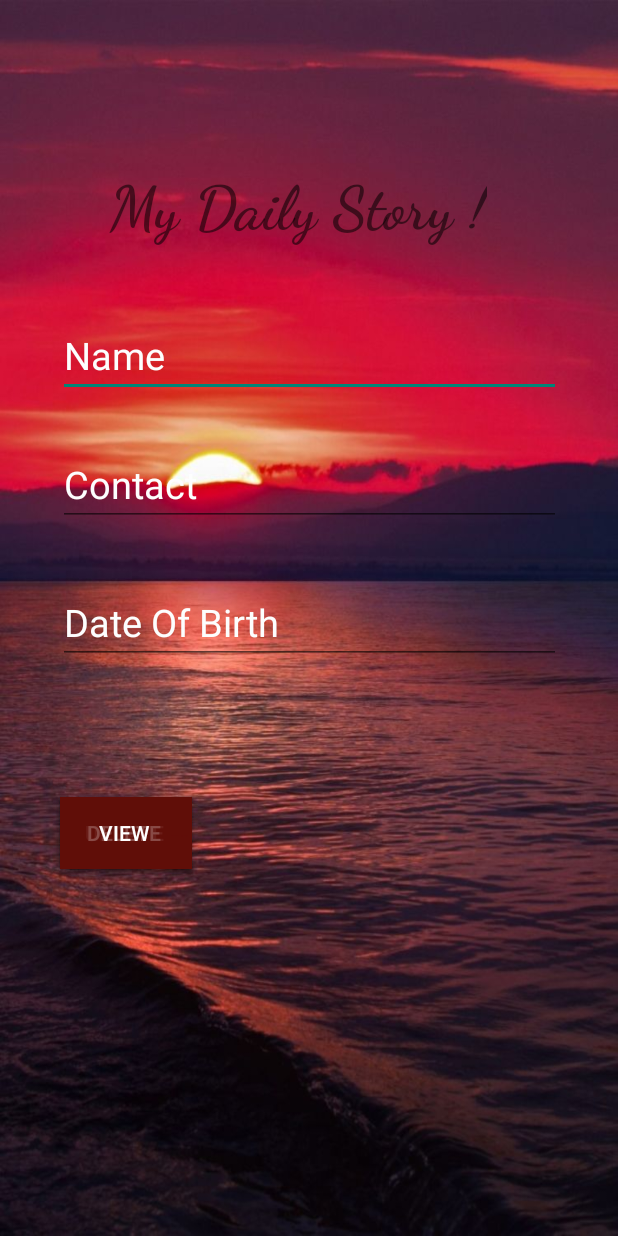
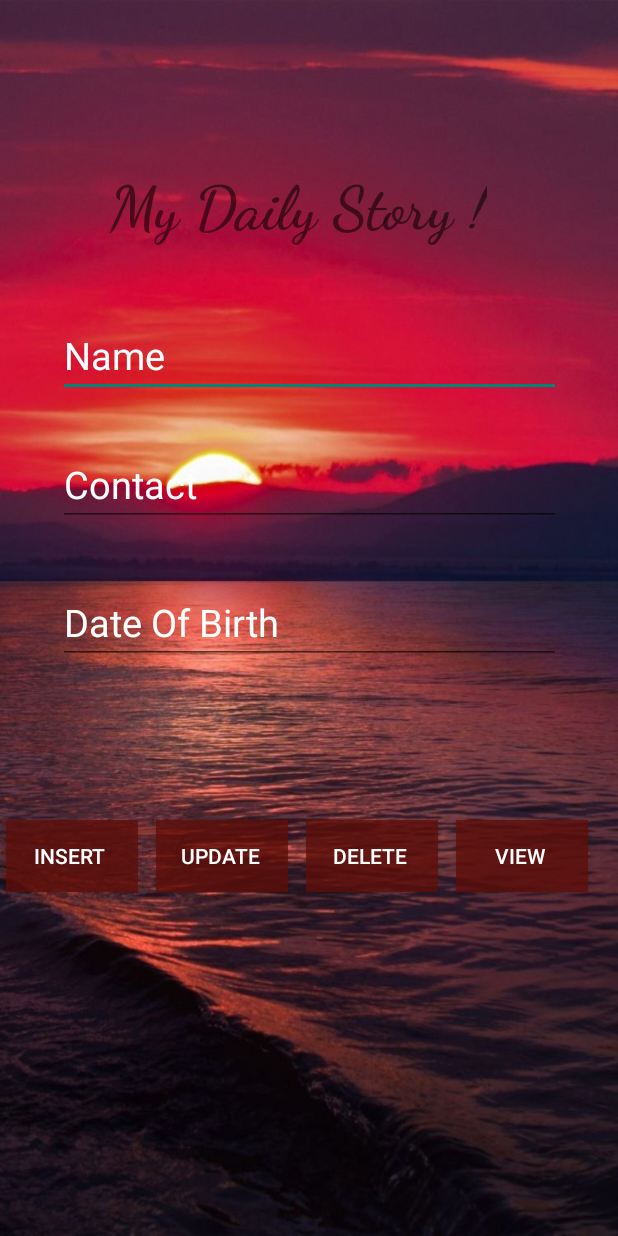
Before and after one commit to 030439/mobileAppCrud, an Android app: the screen it shows after launch (MainActivity), on a phone screen of 412 x 824 dp. Run offline under Robolectric (Android 15) with nearby library versions, the phone set to English and light mode, and no system bars.

Commit message:
buttons and txt views variables set

```diff
--- a/app/src/main/java/com/bsit/crudapp/MainActivity.java
+++ b/app/src/main/java/com/bsit/crudapp/MainActivity.java
@@ -3,12 +3,19 @@ package com.bsit.crudapp;
 import androidx.appcompat.app.AppCompatActivity;
 
 import android.os.Bundle;
+import android.widget.Button;
+import android.widget.EditText;
 
 public class MainActivity extends AppCompatActivity {
+    Button btnInsert,btnUpdate,btnDelete,btnView;
+    EditText txtName,txtContact,txtDob;
 
     @Override
     protected void onCreate(Bundle savedInstanceState) {
         super.onCreate(savedInstanceState);
         setContentView(R.layout.activity_main);
+        txtName=findViewById(R.id.name);
+        txtContact=findViewById(R.id.contact);
+        txtDob=findViewById(R.id.dob);
     }
 }
--- a/app/src/main/res/layout/activity_main.xml
+++ b/app/src/main/res/layout/activity_main.xml
@@ -77,51 +77,54 @@
         android:id="@+id/Insert"
         android:layout_width="wrap_content"
         android:layout_height="wrap_content"
-        android:layout_marginStart="40dp"
-        android:layout_marginTop="50dp"
+        android:layout_marginStart="4dp"
+        android:layout_marginTop="80dp"
         android:layout_marginBottom="206dp"
+        android:background="#BF600E08"
         android:text="Insert "
         android:textColor="#fff"
-        android:background="#BF600E08"
         app:layout_constraintBottom_toBottomOf="parent"
         app:layout_constraintStart_toStartOf="parent"
         app:layout_constraintTop_toBottomOf="@+id/dob" />
+
     <Button
         android:id="@+id/update"
         android:layout_width="wrap_content"
         android:layout_height="wrap_content"
-        android:layout_marginStart="40dp"
-        android:layout_marginTop="50dp"
+        android:layout_marginStart="104dp"
+        android:layout_marginTop="80dp"
         android:layout_marginBottom="206dp"
+        android:background="#BF600E08"
         android:text="Update "
         android:textColor="#fff"
-        android:background="#BF600E08"
         app:layout_constraintBottom_toBottomOf="parent"
         app:layout_constraintStart_toStartOf="parent"
         app:layout_constraintTop_toBottomOf="@+id/dob" />
+
     <Button
         android:id="@+id/delete"
         android:layout_width="wrap_content"
         android:layout_height="wrap_content"
-        android:layout_marginStart="40dp"
-        android:layout_marginTop="50dp"
+        android:layout_marginStart="204dp"
+        android:layout_marginTop="80dp"
         android:layout_marginBottom="206dp"
+        android:background="#BF600E08"
         android:text="Delete "
         android:textColor="#fff"
-        android:background="#BF600E08"
         app:layout_constraintBottom_toBottomOf="parent"
         app:layout_constraintStart_toStartOf="parent"
         app:layout_constraintTop_toBottomOf="@+id/dob" />
+
     <Button
         android:id="@+id/view"
         android:layout_width="wrap_content"
         android:layout_height="wrap_content"
-        android:layout_marginStart="40dp"
-        android:layout_marginTop="50dp"
+        android:layout_marginStart="304dp"
+        android:layout_marginTop="80dp"
         android:layout_marginBottom="206dp"
+        android:background="#BF600E08"
         android:text="View "
         android:textColor="#fff"
-        android:background="#BF600E08"
         app:layout_constraintBottom_toBottomOf="parent"
         app:layout_constraintStart_toStartOf="parent"
         app:layout_constraintTop_toBottomOf="@+id/dob" />
```
